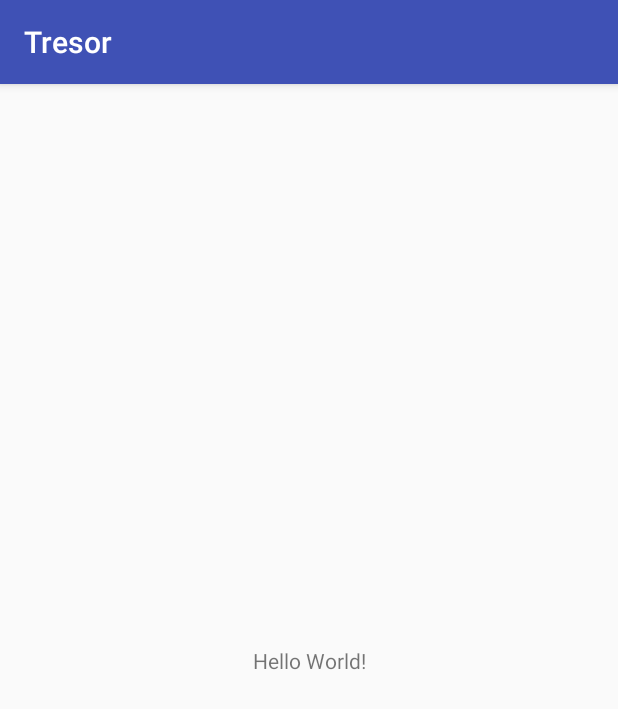
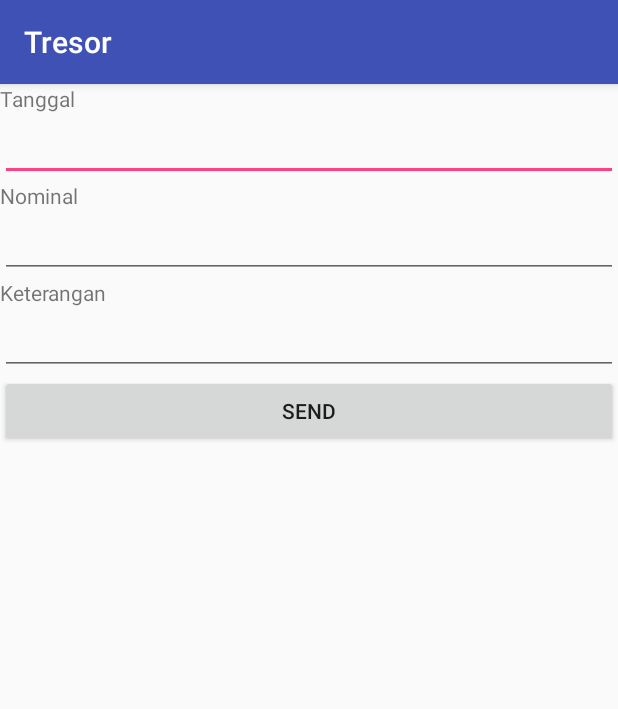
Before and after one commit to kristoff1/tresor, an Android app: the screen it shows after launch (MainActivity), on a phone screen of 412 x 824 dp. Shown: the top 709 px of the screen. Run offline under Robolectric (Android 15) with nearby library versions, the phone set to English and light mode, and no system bars; our stand-ins replace Firebase (no records; nobody signed in at launch, a user with empty details on screens opened directly).

Commit message:
firebase basic setvalue

```diff
--- a/app/src/main/java/com/tresor/MainActivity.kt
+++ b/app/src/main/java/com/tresor/MainActivity.kt
@@ -2,11 +2,80 @@ package com.tresor
 
 import android.support.v7.app.AppCompatActivity
 import android.os.Bundle
+import android.widget.Button
+import android.widget.EditText
+import android.widget.TextView
+import com.google.firebase.database.*
+import java.util.HashMap
 
 class MainActivity : AppCompatActivity() {
+
+    private lateinit var et_date: EditText
+    private lateinit var et_nominal: EditText
+    private lateinit var et_info: EditText
+    private lateinit var tv_date: TextView
+    private lateinit var tv_nominal: TextView
+    private lateinit var tv_info: TextView
+    private lateinit var myRef: DatabaseReference
+    private val USER = "Atin"
+
+    private lateinit var date : String
+    private lateinit var nominal : String
+    private lateinit var info : String
 
     override fun onCreate(savedInstanceState: Bundle?) {
         super.onCreate(savedInstanceState)
         setContentView(R.layout.activity_main)
+
+        myRef = FirebaseDatabase.getInstance().getReference()
+
+        et_date = findViewById(R.id.et_date) as EditText
+        et_nominal = findViewById(R.id.et_nominal) as EditText
+        et_info = findViewById(R.id.et_info) as EditText
+        tv_date = findViewById(R.id.tv_date) as TextView
+        tv_nominal = findViewById(R.id.tv_nominal) as TextView
+        tv_info = findViewById(R.id.tv_info) as TextView
+
+        var send = findViewById(R.id.send_to_firebase) as Button
+
+
+
+        send.setOnClickListener { writeNewPost() }
     }
+
+    private fun writeNewPost() {
+        // Create new post at /user-posts/$userid/$postid and at
+        // /posts/$postid simultaneously
+
+        val date = et_date.text.toString()
+        val nominal = et_nominal.text.toString()
+        val info = et_info.text.toString()
+
+        val post = Post(date, nominal, info)
+        val postValues = post.toMap()
+
+        val childUpdates = HashMap<String, Any>()
+        childUpdates.put("/$USER/$", postValues)
+
+        myRef.child(USER).setValue(postValues)
+    }
+
+//    private fun receiveFromFirebase() {
+//        myRef.addValueEventListener(object : ValueEventListener {
+//            override fun onCancelled(p0: DatabaseError?) {
+//                output.text = "Error"
+//            }
+//
+//            override fun onDataChange(p0: DataSnapshot?) {
+//                output.text = p0?.getValue(String::class.java) ?: "Error"
+//            }
+//
+//        }
+//        )
+//    }
+
+
+
+
+
 }
--- /dev/null
+++ b/app/src/main/java/com/tresor/Post.kt
@@ -0,0 +1,27 @@
+package com.tresor
+
+import com.google.firebase.database.DatabaseReference
+import com.google.firebase.database.FirebaseDatabase
+import java.util.HashMap
+
+/**
+ * @author atin on 5/20/2017.
+ */
+class Post(val date: String, val nominal: String, val info: String) {
+
+
+
+    fun toMap(): Map<String, Any> {
+        val result = HashMap<String, Any>()
+
+
+        result.put("date", date)
+        result.put("nominal", nominal)
+        result.put("info", info)
+
+        return result
+    }
+
+
+
+}
--- a/app/src/main/res/layout/activity_main.xml
+++ b/app/src/main/res/layout/activity_main.xml
@@ -1,18 +1,57 @@
 <?xml version="1.0" encoding="utf-8"?>
-<android.support.constraint.ConstraintLayout xmlns:android="http://schemas.android.com/apk/res/android"
+<LinearLayout xmlns:android="http://schemas.android.com/apk/res/android"
     xmlns:app="http://schemas.android.com/apk/res-auto"
     xmlns:tools="http://schemas.android.com/tools"
     android:layout_width="match_parent"
     android:layout_height="match_parent"
-    tools:context="com.tresor.MainActivity">
+    tools:context="com.tresor.MainActivity"
+    android:orientation="vertical">
 
     <TextView
+        android:text="Tanggal"
+        android:layout_width="match_parent"
+        android:layout_height="wrap_content" />
+    <EditText
+        android:id="@+id/et_date"
+        android:layout_width="match_parent"
+        android:layout_height="wrap_content" />
+
+    <TextView
+        android:text="Nominal"
+        android:layout_width="match_parent"
+        android:layout_height="wrap_content" />
+    <EditText
+        android:id="@+id/et_nominal"
+        android:layout_width="match_parent"
+        android:layout_height="wrap_content" />
+
+    <TextView
+        android:text="Keterangan"
+        android:layout_width="match_parent"
+        android:layout_height="wrap_content" />
+    <EditText
+        android:id="@+id/et_info"
+        android:layout_width="match_parent"
+        android:layout_height="wrap_content" />
+
+    <Button
+        android:id="@+id/send_to_firebase"
+        android:text="Send"
+        android:layout_width="match_parent"
+        android:layout_height="wrap_content" />
+
+    <TextView
+        android:id="@+id/tv_date"
         android:layout_width="wrap_content"
-        android:layout_height="wrap_content"
-        android:text="Hello World!"
-        app:layout_constraintBottom_toBottomOf="parent"
-        app:layout_constraintLeft_toLeftOf="parent"
-        app:layout_constraintRight_toRightOf="parent"
-        app:layout_constraintTop_toTopOf="parent" />
+        android:layout_height="wrap_content" />
+    <TextView
+        android:id="@+id/tv_nominal"
+        android:layout_width="wrap_content"
+        android:layout_height="wrap_content" />
+    <TextView
+        android:id="@+id/tv_info"
+        android:layout_width="wrap_content"
+        android:layout_height="wrap_content" />
 
-</android.support.constraint.ConstraintLayout>
+
+</LinearLayout>
```
